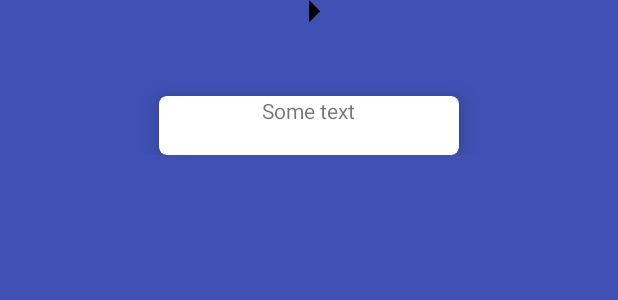
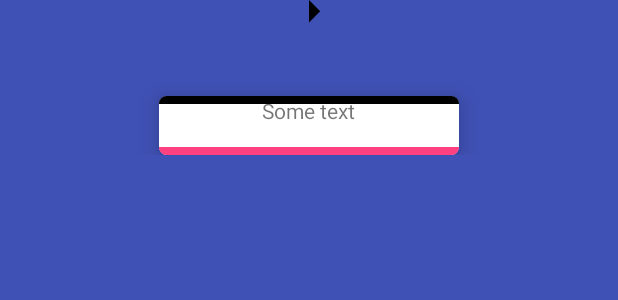
Before and after one commit to macPry/Vectors, an Android app: the layout activity_main.xml on its own in the app's theme, with its tools: preview values and no code run, on a phone screen of 412 x 824 dp. Shown: the top 300 px of the screen. Run offline under Robolectric (Android 15) with nearby library versions, the phone set to English and light mode, and no system bars.

Commit message:
Animate view and change color

```diff
--- a/app/src/main/res/layout/activity_main.xml
+++ b/app/src/main/res/layout/activity_main.xml
@@ -25,6 +25,12 @@
             app:cardCornerRadius="5dp"
             app:cardElevation="10dp">
 
+            <View
+                android:id="@+id/lineView"
+                android:layout_width="200dp"
+                android:layout_height="5dp"
+                android:background="@android:color/black" />
+
             <TextView
                 android:layout_width="match_parent"
                 android:layout_height="wrap_content"
@@ -37,6 +43,7 @@
                 android:layout_width="200dp"
                 android:layout_height="5dp"
                 android:layout_gravity="bottom"
+                android:tint="@color/colorAccent"
                 android:src="@drawable/line_animated" />
 
         </android.support.v7.widget.CardView>
```
Also changed, not shown: app/src/main/java/pl/elpassion/vector/MainActivity.kt (+9 -1 lines), app/src/main/res/animator/line_view_animator.xml (added, +12 -0 lines).
